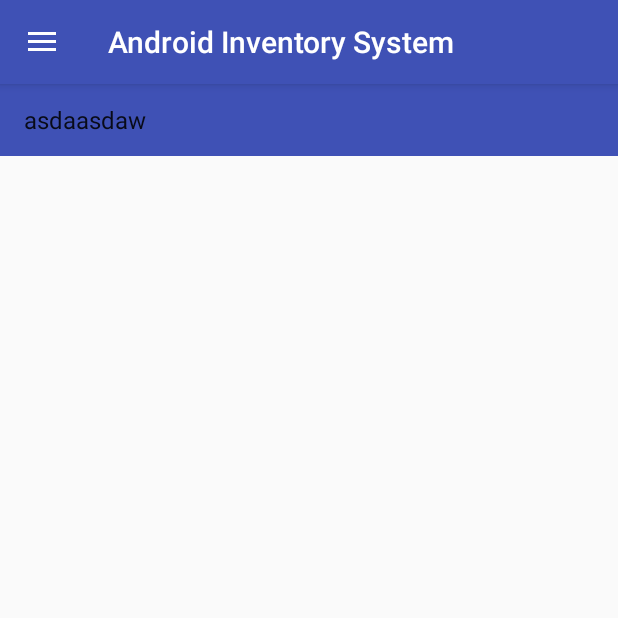
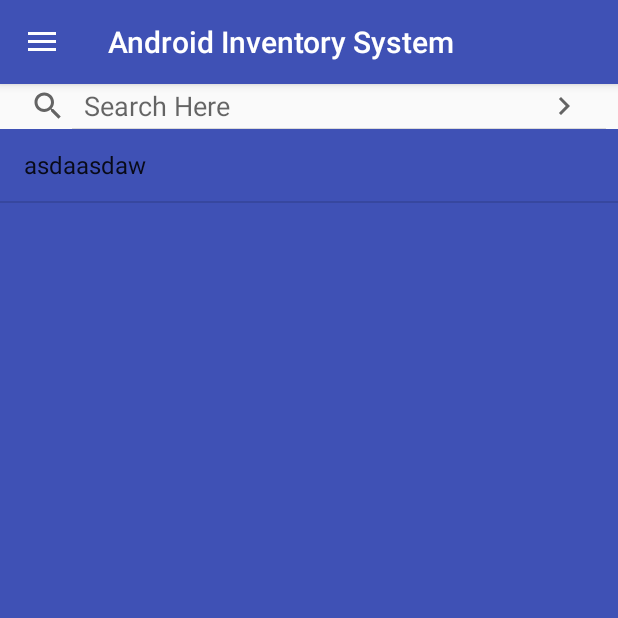
Before and after one commit to Rayaratebr/InventorySystem_Android, an Android app: the screen it shows after launch (MainActivity), on a phone screen of 412 x 824 dp, the top half of it. Run offline under Robolectric (Android 15) with nearby library versions, the phone set to English and light mode, and no system bars.

Commit message:
Merge branch 'ziad_branch' of https://github.com/Rayaratebr/InventorySystem_Android into raya_branch
# Conflicts:
#	app/src/main/java/com/example/dell/inventory_system_android/MainActivity.java

```diff
--- a/app/src/main/java/com/example/dell/inventory_system_android/DisplayFragment.java
+++ b/app/src/main/java/com/example/dell/inventory_system_android/DisplayFragment.java
@@ -1,6 +1,7 @@
 package com.example.dell.inventory_system_android;
 
 
+import android.content.Context;
 import android.content.Intent;
 import android.os.Bundle;
 import android.app.Fragment;
@@ -12,11 +13,13 @@ import android.view.ViewGroup;
 import android.widget.AdapterView;
 import android.widget.ArrayAdapter;
 import android.widget.ListView;
+import android.widget.SearchView;
 import android.widget.Toast;
 
 import com.example.dell.inventory_system_android.Models.Customer;
 import com.example.dell.inventory_system_android.Models.Parent;
 
+import java.lang.reflect.Array;
 import java.util.ArrayList;
 import java.util.Arrays;
 import java.util.List;
@@ -32,7 +35,8 @@ public class DisplayFragment extends Fragment {
     List<Parent> listing;
     Class showActivity;
     ListView lv;
-
+    SearchView searchView;
+    Context context;
 
     public DisplayFragment() {
         // Required empty public constructor
@@ -47,8 +51,14 @@ public class DisplayFragment extends Fragment {
         // Inflate the layout for this fragment
         lv = (ListView) rootView.findViewById(R.id.listViewFragment);
         adapter = new ArrayAdapter<String>(this.getActivity(), android.R.layout.simple_list_item_1, stringList);
+        searchView = (SearchView) rootView.findViewById(R.id.search);
+        context = rootView.getContext();
+        //searchView.setOnQueryTextListener();
+        lv.setTextFilterEnabled(true);
+        lv.setAdapter(adapter);
+        setupSearchView();
         Log.w("%%%%%%%%%555", "before:");
-        lv.setAdapter(adapter);
+
 
 
         lv.setOnItemClickListener(new AdapterView.OnItemClickListener() {
@@ -67,6 +77,28 @@ public class DisplayFragment extends Fragment {
             }
         });
         return rootView;
+    }
+
+   private void setupSearchView() {
+        searchView.setIconifiedByDefault(false);
+        searchView.setOnQueryTextListener(new SearchView.OnQueryTextListener() {
+            @Override
+            public boolean onQueryTextSubmit(String s) {
+                ArrayList<String> searchresults = PerformSearch(s);
+                ArrayAdapter<String> newadapter = new
+                        ArrayAdapter<String>(context,android.R.layout.simple_list_item_1 ,searchresults);
+                lv.setAdapter(newadapter);
+                lv.invalidateViews();
+                return false;
+            }
+
+            @Override
+            public boolean onQueryTextChange(String s) {
+                return false;
+            }
+        });
+        searchView.setSubmitButtonEnabled(true);
+        searchView.setQueryHint("Search Here");
     }
 
 
@@ -98,4 +130,17 @@ public class DisplayFragment extends Fragment {
         this.showActivity = activity;
     }
 
+    private ArrayList<String> PerformSearch (String para1){
+        ArrayList<String> results = new ArrayList<String>();
+        int index = 0;
+
+        for (String str:stringList){
+            if(str.contains(para1)){
+                results.add(str);
+            }
+            index++;
+        }
+        return results;
+    }
+
 }
--- a/app/src/main/res/layout/activity_main.xml
+++ b/app/src/main/res/layout/activity_main.xml
@@ -27,7 +27,7 @@
             android:id="@+id/displayFragment"
             android:name="com.example.dell.inventory_system_android.DisplayFragment"
             android:layout_width="wrap_content"
-            android:layout_height="wrap_content" />
+            android:layout_height="match_parent" />
     </RelativeLayout>
 
 
--- a/app/src/main/res/layout/fragment_display.xml
+++ b/app/src/main/res/layout/fragment_display.xml
@@ -1,13 +1,19 @@
-<FrameLayout xmlns:android="http://schemas.android.com/apk/res/android"
+<LinearLayout xmlns:android="http://schemas.android.com/apk/res/android"
     xmlns:tools="http://schemas.android.com/tools"
     android:layout_width="match_parent"
     android:layout_height="match_parent"
+    android:orientation="vertical"
     tools:context="com.example.dell.inventory_system_android.DisplayFragment">
 
+
+    <SearchView
+        android:id="@+id/search"
+        android:layout_width="match_parent"
+        android:layout_height="30dp" />
 
     <ListView
         android:id="@+id/listViewFragment"
         android:layout_width="match_parent"
         android:layout_height="match_parent"
         android:background="@color/colorPrimary" />
-</FrameLayout>
+</LinearLayout>
--- a/app/src/main/res/menu/navigation_menu.xml
+++ b/app/src/main/res/menu/navigation_menu.xml
@@ -13,6 +13,7 @@
                 android:id="@+id/nav_customer_delete"/>
             <item android:title="Assign an Order to Customer"
                 android:id="@+id/nav_customer_order"/>
+
         </menu>
         </item>
     <item android:title="Order" android:id="@+id/nav_order">
@@ -27,6 +28,7 @@
                 android:id="@+id/nav_order_delete"/>
             <item android:title="Edit an Order"
                 android:id="@+id/nav_order_edit"/>
+
         </menu>
     </item>
 
@@ -39,6 +41,7 @@
                 android:id="@+id/nav_product_add"/>
             <item android:title="Delete a Product"
                 android:id="@+id/nav_product_delete"/>
+
         </menu>
 
     </item>
```
Also changed, not shown: app/src/main/java/com/example/dell/inventory_system_android/MainActivity.java (+9 -0 lines).
